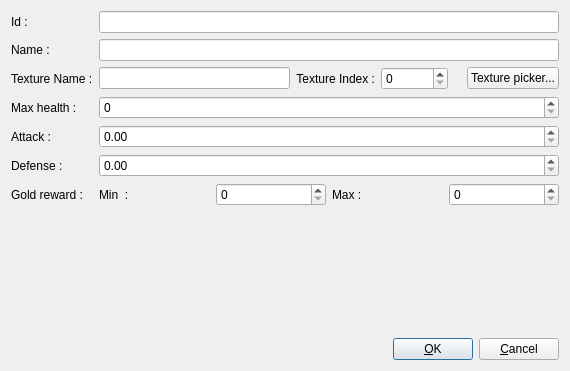
Old version of the form monsterEditor/src/editMonsterForm.ui in the repository jeremydumais/TheWarrior.
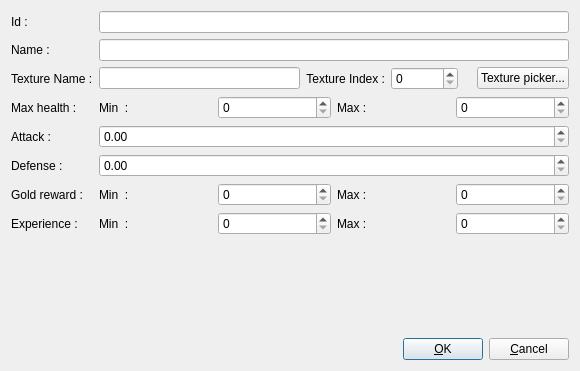
New version of the form. Icons and pictures are not drawn.

Commit message: Add the player experience concept (including Monster reward)

Patch:
```diff
--- a/monsterEditor/src/editMonsterForm.ui
+++ b/monsterEditor/src/editMonsterForm.ui
@@ -6,7 +6,7 @@
    <rect>
     <x>0</x>
     <y>0</y>
-    <width>570</width>
+    <width>580</width>
     <height>371</height>
    </rect>
   </property>
@@ -159,11 +159,28 @@
       </widget>
      </item>
      <item row="3" column="1">
-      <widget class="QSpinBox" name="spinBoxHealth">
-       <property name="maximum">
-        <number>9999</number>
-       </property>
-      </widget>
+      <layout class="QHBoxLayout" name="horizontalLayout_4">
+       <item>
+        <widget class="QLabel" name="label_12">
+         <property name="text">
+          <string>Min  :</string>
+         </property>
+        </widget>
+       </item>
+       <item>
+        <widget class="QSpinBox" name="spinBoxHealthMin"/>
+       </item>
+       <item>
+        <widget class="QLabel" name="label_13">
+         <property name="text">
+          <string>Max :</string>
+         </property>
+        </widget>
+       </item>
+       <item>
+        <widget class="QSpinBox" name="spinBoxHealthMax"/>
+       </item>
+      </layout>
      </item>
      <item row="4" column="0">
       <widget class="QLabel" name="label_7">
@@ -224,6 +241,37 @@
        </item>
       </layout>
      </item>
+     <item row="7" column="1">
+      <layout class="QHBoxLayout" name="horizontalLayout_5">
+       <item>
+        <widget class="QLabel" name="label_14">
+         <property name="text">
+          <string>Min  :</string>
+         </property>
+        </widget>
+       </item>
+       <item>
+        <widget class="QSpinBox" name="spinBoxExperienceMin"/>
+       </item>
+       <item>
+        <widget class="QLabel" name="label_15">
+         <property name="text">
+          <string>Max :</string>
+         </property>
+        </widget>
+       </item>
+       <item>
+        <widget class="QSpinBox" name="spinBoxExperienceMax"/>
+       </item>
+      </layout>
+     </item>
+     <item row="7" column="0">
+      <widget class="QLabel" name="label_16">
+       <property name="text">
+        <string>Experience :</string>
+       </property>
+      </widget>
+     </item>
     </layout>
    </item>
   </layout>
```
Left out of the diff: 5 changed lines with no effect on the pictures. The commit also changes 28 other files.
